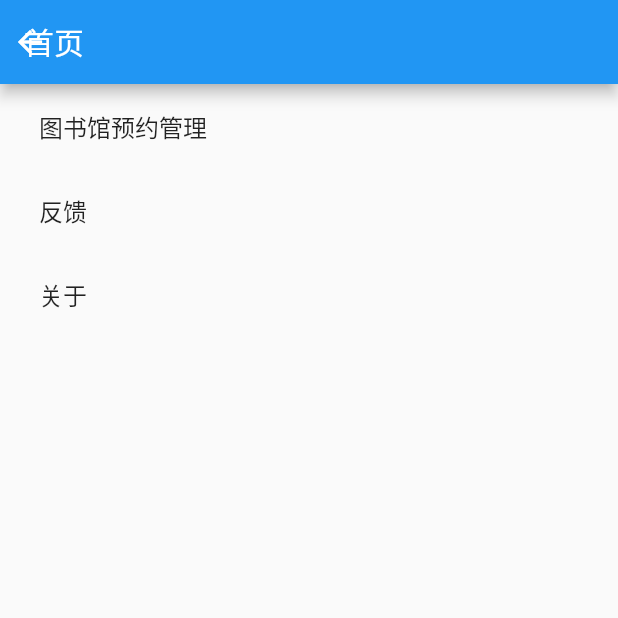
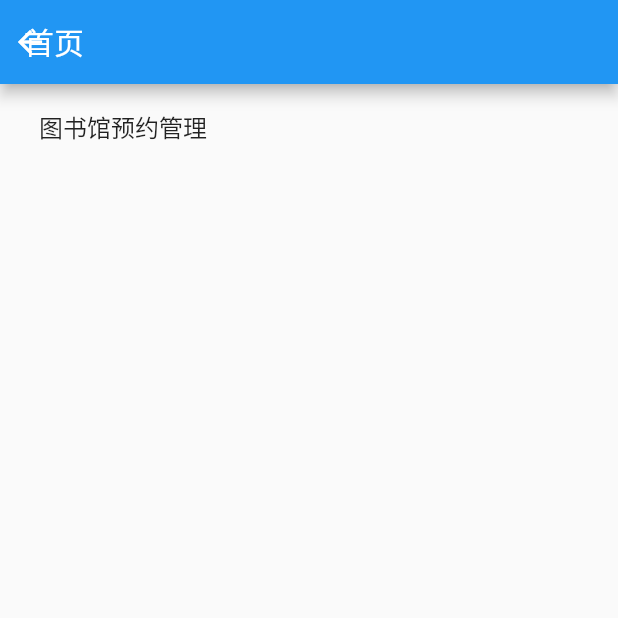
Before and after one commit to SIT-kite/kite-admin-app, a Flutter app: the HomePage screen opened directly, on a phone screen of 412 x 824 dp, the top half of it. Run offline on Flutter 3.47's test engine with Material 2 defaults, Android fonts, the phone set to English and light mode, and no system bars; our stand-ins replace audioplayers, dio, flash, flutter_screenutil, hive, image_picker and 4 more; missing offline and left inert: crypton, mobile_scanner, pluto_grid; accounts and stored records are empty; generated files the repository leaves out were written again; network calls fail; statements that could not run were skipped.

Commit message:
Update: 首页菜单项.

```diff
--- a/lib/feature/home/page/index.dart
+++ b/lib/feature/home/page/index.dart
@@ -28,8 +28,8 @@ class HomePage extends StatelessWidget {
         child: ListView(
           children: [
             buildMainMenu('图书馆预约管理', '/library'),
-            buildMainMenu('反馈', '/feedback'),
-            buildMainMenu('关于', '/about'),
+            // buildMainMenu('反馈', '/feedback'),
+            // buildMainMenu('关于', '/about'),
           ],
         ),
       ),
```
